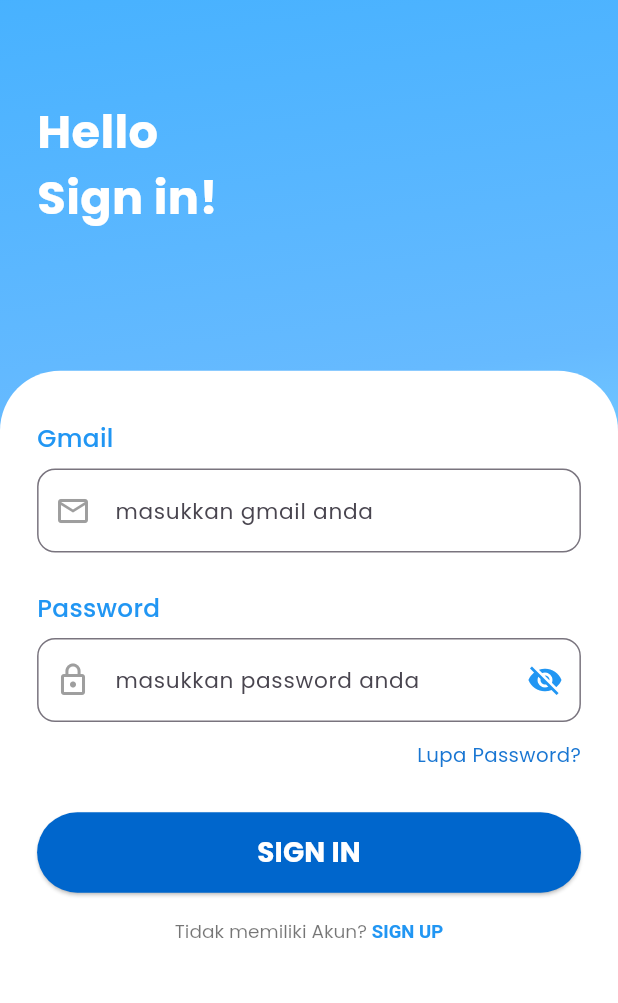
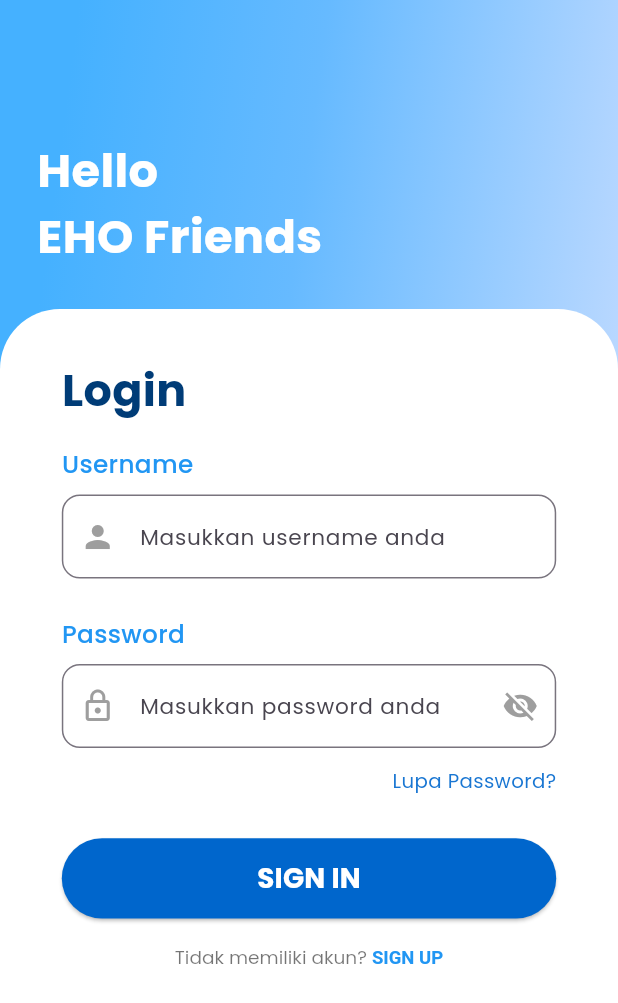
Before and after one commit to Raffiefh/PBMB8, a Flutter app: the screen it shows after launch, on a phone screen of 412 x 824 dp. Shown: the top 1003 px of the screen. Run offline on Flutter 3.47's test engine with Material 3 defaults, Android fonts, the phone set to English and light mode, and no system bars; our stand-ins replace another_flushbar, device_preview, flutter_map, geolocator, image_picker, latlong2 and 2 more; missing offline and left inert: jwt_decode; accounts and stored records are empty.

Commit message:
perbaiki login API

```diff
--- a/lib/models/akun.dart
+++ b/lib/models/akun.dart
@@ -5,6 +5,8 @@ class Akun {
   final String email;
   final String noHp;
   final int roleAkunId;
+  String? password;
+
 
   Akun({
     required this.id,
@@ -13,6 +15,7 @@ class Akun {
     required this.email,
     required this.noHp,
     required this.roleAkunId,
+    this.password
   });
 
  factory Akun.fromJson(Map<String, dynamic> json) {
@@ -22,7 +25,8 @@ class Akun {
     noHp: json['no_hp']?.toString() ?? '',
     nama: json['nama']?.toString() ?? '',
     email: json['email']?.toString() ?? '',
-    roleAkunId: json['role_akun_id']?.toInt() ?? 0,  // Handle null dan konversi
+    roleAkunId: json['role_akun_id']?.toInt() ?? 0,
+    password: json['password']?.toString() ?? '',
   );
 }
   Map<String, dynamic> toJson() => {
@@ -32,5 +36,6 @@ class Akun {
         'email': email,
         'no_hp': noHp,
         'role_akun_id': roleAkunId,
+        'password': password
       };
 }
--- a/lib/screens/panitia/beranda/tambah_event_screen.dart
+++ b/lib/screens/panitia/beranda/tambah_event_screen.dart
@@ -328,9 +328,9 @@ class _CreateEventScreenState extends State<CreateEventScreen> {
                   if (value == null || value.isEmpty) {
                     return "Wajib diisi";
                   }
-                  // if (value.length < 10) {
-                  //   return "Minimal 10 karakter";
-                  // }
+                  if (value.length < 10) {
+                    return "Minimal 10 karakter";
+                  }
                 },
               ),
               // Lokasi manual (Alamat)
--- a/lib/screens/sign_in.dart
+++ b/lib/screens/sign_in.dart
@@ -1,7 +1,10 @@
 import 'package:flutter/material.dart';
+import 'package:flutter/gestures.dart';
 import 'package:provider/provider.dart';
 import 'package:pbmuas/view_models/auth_v_model.dart';
 import 'package:pbmuas/helpers/session_helper.dart';
+import 'package:pbmuas/screens/sign_up.dart';
+import 'package:pbmuas/screens/lupa_password.dart';
 class sign_in extends StatefulWidget {
   const sign_in({super.key});
 
@@ -12,10 +15,9 @@ class sign_in extends StatefulWidget {
 class _SignInState extends State<sign_in> {
   bool _isObscure = true;
   final _formKey = GlobalKey<FormState>();
-  final TextEditingController _emailController = TextEditingController();
-  final TextEditingController _passwordController = TextEditingController();
+  final _usernameController = TextEditingController();
+  final _passwordController = TextEditingController();
   bool _staySigned = false;
-
   @override
   Widget build(BuildContext context) {
     final auth = Provider.of<AuthVModel>(context);
@@ -24,30 +26,48 @@ class _SignInState extends State<sign_in> {
     final height = size.height;
 
     return Scaffold(
-      backgroundColor: const Color(0xFFD1E4FF),
-      body: Container(
+      backgroundColor: Colors.transparent,
+      body: Stack(
+        children: [
+          Container(
             width: double.infinity,
             height: double.infinity,
             decoration: const BoxDecoration(
               gradient: LinearGradient(
                 begin: Alignment.topLeft,
-            end: Alignment.bottomRight,
-            transform: GradientRotation(3.47),
+                end: Alignment.topRight,
+                transform: GradientRotation(3.274),
                 colors: [
-              Color.fromRGBO(209, 228, 255, 1),
-              Color.fromRGBO(153, 250, 255, 1),
-              Color.fromRGBO(102, 186, 255, 1),
-              Color.fromRGBO(69, 177, 255, 1),
+                  Color.fromRGBO(194, 219, 255, 1),
+                  Color(0xFF66BAFF),
+                  Color(0xFF45B1FF),
                 ],
+                stops: [0.0, 0.6, 1.0],
               ),
             ),
-        child: Stack(
+          ),
+
+          Column(
             children: [
-            Align(
-              alignment: Alignment.bottomCenter,
+              Container(
+                height: height * 0.25,
+                width: double.infinity,
+                padding: EdgeInsets.only(left: width * 0.06, top: height * 0.08),
+                alignment: Alignment.centerLeft,
+                child: Text(
+                  "Hello\nEHO Friends",
+                  style: TextStyle(
+                    fontFamily: 'Poppins',
+                    fontSize: width * 0.075,
+                    fontWeight: FontWeight.bold,
+                    color: Colors.white,
+                  ),
+                ),
+              ),
+
+              Expanded(
                 child: Container(
                   width: double.infinity,
-                height: height * 0.70,
                   decoration: const BoxDecoration(
                     color: Colors.white,
                     borderRadius: BorderRadius.only(
@@ -56,14 +76,26 @@ class _SignInState extends State<sign_in> {
                     ),
                   ),
                   padding: EdgeInsets.symmetric(
-                  horizontal: width * 0.06,
+                    horizontal: width * 0.1,
                     vertical: height * 0.04,
                   ),
+                  child: SingleChildScrollView(
                     child: Column(
                       crossAxisAlignment: CrossAxisAlignment.start,
                       children: [
                         Text(
-                      "Gmail",
+                          "Login",
+                          style: TextStyle(
+                            fontFamily: 'Poppins',
+                            fontSize: width * 0.072,
+                            fontWeight: FontWeight.bold,
+                            color: const Color.fromARGB(255, 0, 60, 119),
+                          ),
+                        ),
+                        SizedBox(height: height * 0.02),
+
+                        Text(
+                          "Username",
                           style: TextStyle(
                             fontFamily: 'Poppins',
                             fontSize: width * 0.04,
@@ -73,33 +105,35 @@ class _SignInState extends State<sign_in> {
                         ),
                         SizedBox(height: height * 0.01),
                         TextFormField(
-                      controller: _emailController,
+                          controller: _usernameController,
+                          validator: (value){
+                            if (value == null || value.isEmpty) {
+                              return "Wajib diisi";
+                            }
+                            if (value.length < 5) {
+                              return "Minimal 5 karakter";
+                            }
+                          },
                           decoration: InputDecoration(
-                        hintText: 'masukkan gmail anda',
+                            hintText: 'Masukkan username anda',
                             hintStyle: TextStyle(
                               fontFamily: 'Poppins',
                               fontSize: width * 0.035,
                             ),
-                        prefixIcon: const Icon(
-                          Icons.email_outlined,
-                          color: Colors.grey,
-                        ),
+                            prefixIcon: const Icon(Icons.person, color: Colors.grey),
                             border: OutlineInputBorder(
                               borderRadius: BorderRadius.circular(12),
-                          borderSide: const BorderSide(
-                            color: Color.fromARGB(255, 188, 188, 188),
-                          ),
+                              borderSide: const BorderSide(color: Color(0xFFBCBCBC)),
                             ),
                             focusedBorder: OutlineInputBorder(
                               borderRadius: BorderRadius.circular(12),
-                          borderSide: const BorderSide(
-                            color: Colors.blue,
-                            width: 2,
+                              borderSide: const BorderSide(color: Colors.blue, width: 2),
                             ),
                           ),
                         ),
-                    ),
+
                         SizedBox(height: height * 0.03),
+
                         Text(
                           "Password",
                           style: TextStyle(
@@ -113,22 +147,22 @@ class _SignInState extends State<sign_in> {
                         TextFormField(
                           obscureText: _isObscure,
                           controller: _passwordController,
+                          validator: (value){
+                            if (value == null || value.isEmpty) {
+                              return "Password wajib diisi";
+                            }
+                          },
                           decoration: InputDecoration(
-                        hintText: 'masukkan password anda',
+                            hintText: 'Masukkan password anda',
                             hintStyle: TextStyle(
                               fontFamily: 'Poppins',
                               fontSize: width * 0.035,
                             ),
-                        prefixIcon: const Icon(
-                          Icons.lock_outline,
-                          color: Colors.grey,
-                        ),
+                            prefixIcon: const Icon(Icons.lock_outline, color: Colors.grey),
                             suffixIcon: IconButton(
                               icon: Icon(
-                            _isObscure
-                                ? Icons.visibility_off
-                                : Icons.visibility,
-                            color: Colors.blue,
+                                _isObscure ? Icons.visibility_off : Icons.visibility,
+                                color: Colors.grey,
                               ),
                               onPressed: () {
                                 setState(() {
@@ -142,16 +176,22 @@ class _SignInState extends State<sign_in> {
                             ),
                             focusedBorder: OutlineInputBorder(
                               borderRadius: BorderRadius.circular(12),
-                          borderSide: const BorderSide(
-                            color: Colors.blue,
-                            width: 2,
+                              borderSide: const BorderSide(color: Colors.blue, width: 2),
                             ),
                           ),
                         ),
-                    ),
+
                         SizedBox(height: height * 0.015),
+
                         Align(
                           alignment: Alignment.centerRight,
+                          child: GestureDetector(
+                            onTap: () {
+                              Navigator.push(
+                                context,
+                                MaterialPageRoute(builder: (context) => const lupa_password()),
+                              );
+                            },
                             child: Text(
                               'Lupa Password?',
                               style: TextStyle(
@@ -161,19 +201,16 @@ class _SignInState extends State<sign_in> {
                               ),
                             ),
                           ),
+                        ),
+
                         SizedBox(height: height * 0.035),
-                    Center(
-                      child: SizedBox(
+
+                        SizedBox(
                           width: double.infinity,
                           height: height * 0.065,
                           child: ElevatedButton(
                             style: ElevatedButton.styleFrom(
-                            backgroundColor: const Color.fromARGB(
-                              255,
-                              0,
-                              102,
-                              204,
-                            ),
+                              backgroundColor: const Color(0xFF0066CC),
                               shape: RoundedRectangleBorder(
                                 borderRadius: BorderRadius.circular(30),
                               ),
@@ -183,7 +220,7 @@ class _SignInState extends State<sign_in> {
                               context,
                               listen: false,
                             );
-                            if (_emailController.text.isEmpty ||
+                            if (_usernameController.text.isEmpty ||
                                 _passwordController.text.isEmpty) {
                               ScaffoldMessenger.of(context).showSnackBar(
                                 const SnackBar(
@@ -197,7 +234,7 @@ class _SignInState extends State<sign_in> {
                             }
                             try {
                              final success = await auth.login(
-                                _emailController.text,
+                                _usernameController.text,
                                 _passwordController.text,
                                 _staySigned,
                               );
@@ -232,7 +269,7 @@ class _SignInState extends State<sign_in> {
                                 }
                               } else {
                                 ScaffoldMessenger.of(context).showSnackBar(
-                                  const SnackBar(content: Text('Login gagal')),
+                                  const SnackBar(content: Text('Username atau password salah')),
                                 );
                               }
                               // ... lanjutan flow
@@ -253,8 +290,8 @@ class _SignInState extends State<sign_in> {
                             ),
                           ),
                         ),
-                    ),
                         SizedBox(height: height * 0.02),
+
                         Center(
                           child: RichText(
                             text: TextSpan(
@@ -263,14 +300,21 @@ class _SignInState extends State<sign_in> {
                                 fontSize: width * 0.03,
                                 color: Colors.black54,
                               ),
-                          children: const [
-                            TextSpan(text: "Tidak memiliki Akun? "),
+                              children: [
+                                const TextSpan(text: "Tidak memiliki akun? "),
                                 TextSpan(
                                   text: "SIGN UP",
-                              style: TextStyle(
+                                  style: const TextStyle(
                                     color: Colors.blue,
                                     fontWeight: FontWeight.bold,
                                   ),
+                                  recognizer: TapGestureRecognizer()
+                                    ..onTap = () {
+                                      Navigator.push(
+                                        context,
+                                        MaterialPageRoute(builder: (context) => const sign_up()),
+                                      );
+                                    },
                                 ),
                               ],
                             ),
@@ -280,21 +324,10 @@ class _SignInState extends State<sign_in> {
                     ),
                   ),
                 ),
-            Positioned(
-              top: height * 0.08,
-              left: width * 0.06,
-              child: Text(
-                "Hello\nSign in!",
-                style: TextStyle(
-                  fontFamily: 'Poppins',
-                  fontSize: width * 0.075,
-                  fontWeight: FontWeight.bold,
-                  color: Colors.white,
-                ),
-              ),
               ),
             ],
           ),
+        ],
       ),
     );
   }
```
Also changed, not shown: lib/screens/lupa_password.dart (added, +13 -0 lines), lib/screens/sign_up.dart (added, +394 -0 lines), lib/services/auth_service.dart (+18 -3 lines), lib/view_models/auth_v_model.dart (+19 -4 lines). Lines whose indentation alone changed are shown as unchanged.
